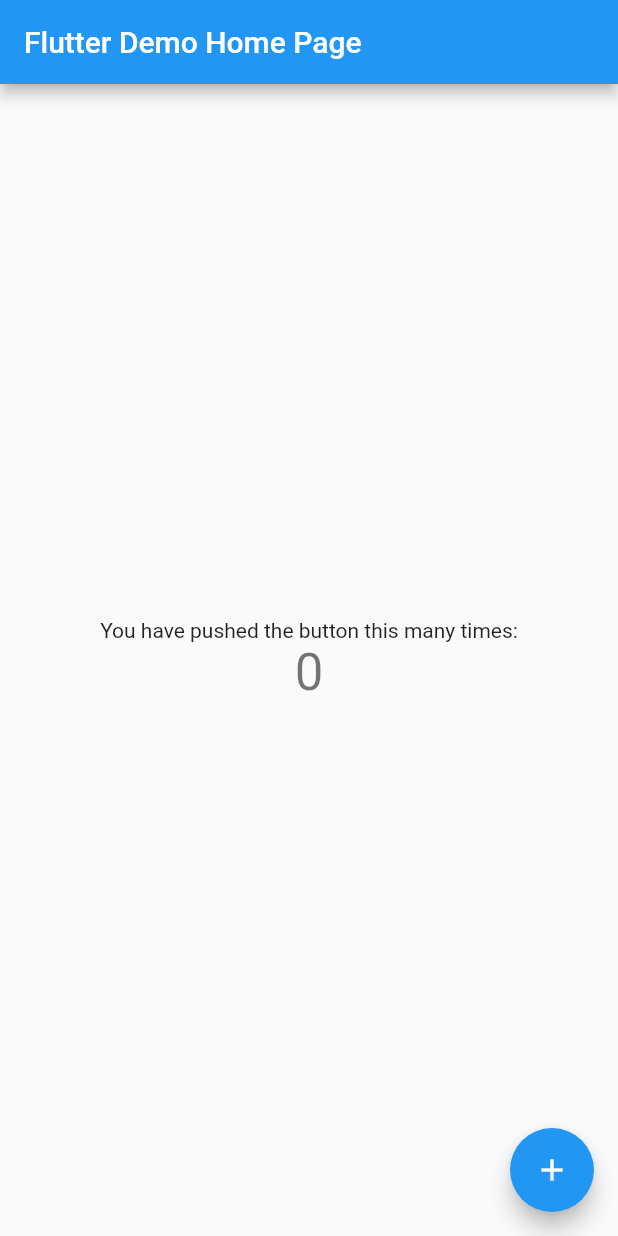
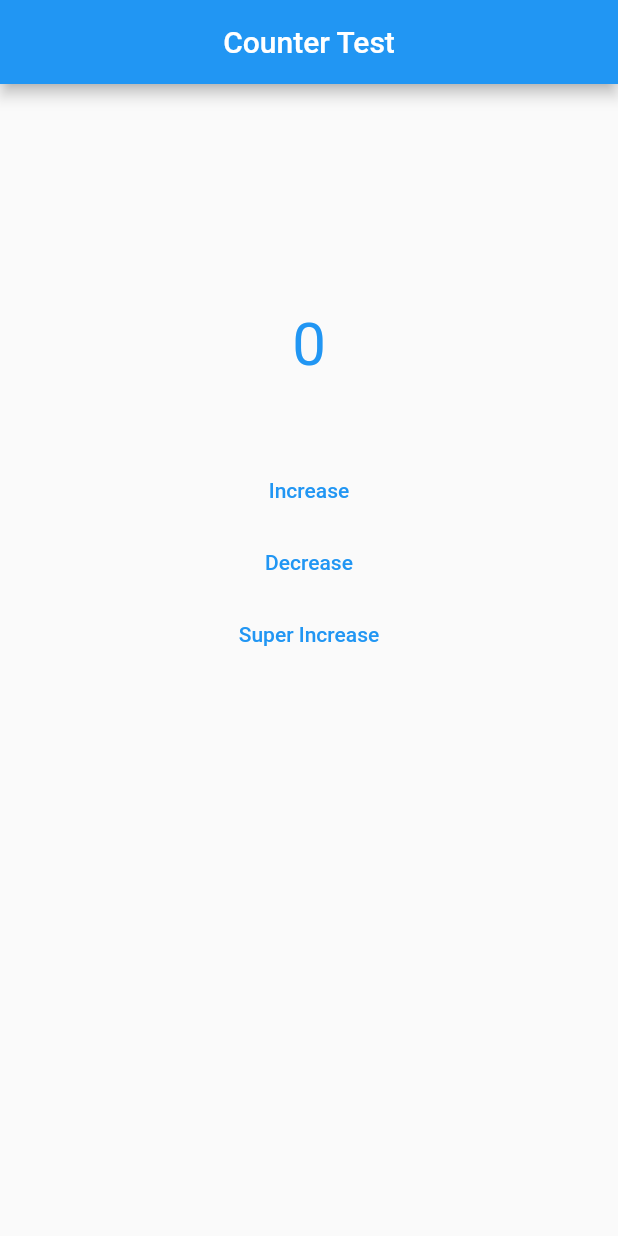
Before and after one commit to batuhankrbb/flutter_bloc_practicing_repo, a Flutter app: the screen it shows after launch, on a phone screen of 412 x 824 dp. Run offline on Flutter 3.47's test engine with Material 2 defaults, Android fonts, the phone set to English and light mode, and no system bars; our stand-ins replace bloc, flutter_bloc.

Commit message:
add: Counter example for Cubit + Bloc

```diff
--- /dev/null
+++ b/lib/Counter/cubit/counter_cubit.dart
@@ -0,0 +1,30 @@
+import 'package:bloc/bloc.dart';
+
+//Each Cubit has the ability to output a new state via emit.
+
+class CounterCubit extends Cubit<int> {
+  //Output tipini bir class vb. de yapabiliriz.
+  CounterCubit()
+      : super(0); //boş instance oluşturunca initial value için 0 ata.
+
+  void increment() {
+    emit(state +
+        1); //Bu state bizim output tipimizle aynı. state'i sadece emit ile alabiliyoruz.
+    //emit metodu notify ediyor. notifyListener metodu gibi de diyebiliriz
+    //burada state kullanıyoruz direkt burada mesela counterValue değişkeni oluşturup onu göndermektense. Çünkü zaten her türlü state tipinde bir şey dönecek.
+  }
+
+  void decrement() {
+    emit(state - 1);
+  }
+
+  void superIncrement() {
+    emit(state + 100);
+  }
+}
+
+/*
+class CounterCubit extends Cubit<int> {
+  CounterCubit(int initialState) : super(initialState);
+}
+ */
--- /dev/null
+++ b/lib/Counter/cubit/counter_screen_cubit.dart
@@ -0,0 +1,72 @@
+import 'package:flutter/material.dart';
+import 'package:flutter_bloc/flutter_bloc.dart';
+import 'counter_cubit.dart';
+
+class WrappedCounterCubitApp extends StatelessWidget {
+  @override
+  Widget build(BuildContext context) {
+    return BlocProvider(
+      create: (_) => CounterCubit(),
+      child: CounterCubitApp(),
+    );
+  }
+}
+
+class CounterCubitApp extends StatelessWidget {
+  @override
+  Widget build(BuildContext context) {
+    return Scaffold(
+      appBar: AppBar(
+        title: Text("Counter Test"),
+        centerTitle: true,
+      ),
+      body: Column(
+        children: [
+          SizedBox(
+            height: 150,
+          ),
+          Center(
+            child: BlocBuilder<CounterCubit, int>(
+              builder: (context, snapshot) {
+                if (snapshot < 0) {
+                  return Text(
+                    "${snapshot}",
+                    style: TextStyle(fontSize: 40, color: Colors.red),
+                  );
+                } else if (snapshot == 0) {
+                  return Text(
+                    "${snapshot}",
+                    style: TextStyle(fontSize: 40, color: Colors.blue),
+                  );
+                } else {
+                  return Text(
+                    "${snapshot}",
+                    style: TextStyle(fontSize: 40, color: Colors.green),
+                  );
+                }
+              },
+            ),
+          ),
+          SizedBox(
+            height: 50,
+          ),
+          TextButton(
+            onPressed: context.read<CounterCubit>().increment,
+            child: Text("Increase"),
+          ),
+          TextButton(
+            onPressed: context.read<CounterCubit>().decrement,
+            child: Text("Decrease"),
+          ),
+          TextButton(
+            onPressed: context.read<CounterCubit>().superIncrement,
+            child: Text("Super Increase"),
+          ),
+          SizedBox(
+            height: 50,
+          ),
+        ],
+      ),
+    );
+  }
+}
--- a/lib/main.dart
+++ b/lib/main.dart
@@ -1,113 +1,18 @@
 import 'package:flutter/material.dart';
+import 'package:flutter_bloc_practicing_repo/Counter/cubit/counter_screen_cubit.dart';
+
+import 'Counter/bloc/counter_screen_bloc.dart';
 
 void main() {
   runApp(MyApp());
 }
 
 class MyApp extends StatelessWidget {
-  // This widget is the root of your application.
   @override
   Widget build(BuildContext context) {
     return MaterialApp(
-      title: 'Flutter Demo',
-      theme: ThemeData(
-        // This is the theme of your application.
-        //
-        // Try running your application with "flutter run". You'll see the
-        // application has a blue toolbar. Then, without quitting the app, try
-        // changing the primarySwatch below to Colors.green and then invoke
-        // "hot reload" (press "r" in the console where you ran "flutter run",
-        // or simply save your changes to "hot reload" in a Flutter IDE).
-        // Notice that the counter didn't reset back to zero; the application
-        // is not restarted.
-        primarySwatch: Colors.blue,
-      ),
-      home: MyHomePage(title: 'Flutter Demo Home Page'),
+      debugShowCheckedModeBanner: false,
+      home: WrappedCounterCubitApp(),
     );
   }
 }
-
-class MyHomePage extends StatefulWidget {
-  MyHomePage({Key key, this.title}) : super(key: key);
-
-  // This widget is the home page of your application. It is stateful, meaning
-  // that it has a State object (defined below) that contains fields that affect
-  // how it looks.
-
-  // This class is the configuration for the state. It holds the values (in this
-  // case the title) provided by the parent (in this case the App widget) and
-  // used by the build method of the State. Fields in a Widget subclass are
-  // always marked "final".
-
-  final String title;
-
-  @override
-  _MyHomePageState createState() => _MyHomePageState();
-}
-
-class _MyHomePageState extends State<MyHomePage> {
-  int _counter = 0;
-
-  void _incrementCounter() {
-    setState(() {
-      // This call to setState tells the Flutter framework that something has
-      // changed in this State, which causes it to rerun the build method below
-      // so that the display can reflect the updated values. If we changed
-      // _counter without calling setState(), then the build method would not be
-      // called again, and so nothing would appear to happen.
-      _counter++;
-    });
-  }
-
-  @override
-  Widget build(BuildContext context) {
-    // This method is rerun every time setState is called, for instance as done
-    // by the _incrementCounter method above.
-    //
-    // The Flutter framework has been optimized to make rerunning build methods
-    // fast, so that you can just rebuild anything that needs updating rather
-    // than having to individually change instances of widgets.
-    return Scaffold(
-      appBar: AppBar(
-        // Here we take the value from the MyHomePage object that was created by
-        // the App.build method, and use it to set our appbar title.
-        title: Text(widget.title),
-      ),
-      body: Center(
-        // Center is a layout widget. It takes a single child and positions it
-        // in the middle of the parent.
-        child: Column(
-          // Column is also a layout widget. It takes a list of children and
-          // arranges them vertically. By default, it sizes itself to fit its
-          // children horizontally, and tries to be as tall as its parent.
-          //
-          // Invoke "debug painting" (press "p" in the console, choose the
-          // "Toggle Debug Paint" action from the Flutter Inspector in Android
-          // Studio, or the "Toggle Debug Paint" command in Visual Studio Code)
-          // to see the wireframe for each widget.
-          //
-          // Column has various properties to control how it sizes itself and
-          // how it positions its children. Here we use mainAxisAlignment to
-          // center the children vertically; the main axis here is the vertical
-          // axis because Columns are vertical (the cross axis would be
-          // horizontal).
-          mainAxisAlignment: MainAxisAlignment.center,
-          children: <Widget>[
-            Text(
-              'You have pushed the button this many times:',
-            ),
-            Text(
-              '$_counter',
-              style: Theme.of(context).textTheme.headline4,
-            ),
-          ],
-        ),
-      ),
-      floatingActionButton: FloatingActionButton(
-        onPressed: _incrementCounter,
-        tooltip: 'Increment',
-        child: Icon(Icons.add),
-      ), // This trailing comma makes auto-formatting nicer for build methods.
-    );
-  }
-}
```
Also changed, not shown: lib/Counter/bloc/counter_bloc.dart (added, +24 -0 lines), lib/Counter/bloc/counter_screen_bloc.dart (added, +78 -0 lines), pubspec.lock, 1 other file.
